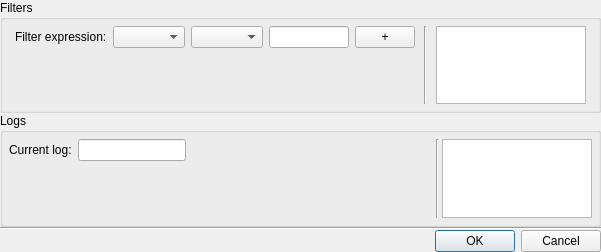
First picture: the form in ui/filtrationwidget.ui, repository snip89/wsnsim-postprocessor, before the edit.
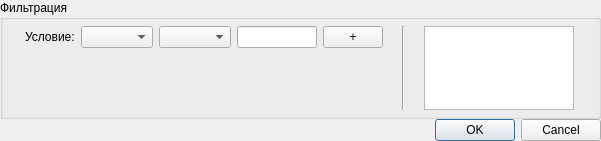
Second picture: the form after the edit.

Diff of the .ui file:
```diff
--- a/ui/filtrationwidget.ui
+++ b/ui/filtrationwidget.ui
@@ -7,7 +7,7 @@
     <x>0</x>
     <y>0</y>
     <width>601</width>
-    <height>252</height>
+    <height>141</height>
    </rect>
   </property>
   <property name="windowTitle">
@@ -20,7 +20,7 @@
    <property name="spacing">
     <number>0</number>
    </property>
-   <item row="3" column="0">
+   <item row="1" column="0">
     <widget class="QDialogButtonBox" name="buttonBox">
      <property name="sizePolicy">
       <sizepolicy hsizetype="Expanding" vsizetype="Fixed">
@@ -41,7 +41,7 @@
      <item row="0" column="0">
       <widget class="QGroupBox" name="filtrationGroupBox">
        <property name="title">
-        <string>Filters</string>
+        <string>Фильтрация</string>
        </property>
        <layout class="QGridLayout" name="gridLayout_8">
         <property name="horizontalSpacing">
@@ -86,7 +86,7 @@
                </sizepolicy>
               </property>
               <property name="text">
-               <string>Filter expression:</string>
+               <string>Условие:</string>
               </property>
              </widget>
             </item>
@@ -167,121 +167,6 @@
      </item>
     </layout>
    </item>
-   <item row="1" column="0">
-    <layout class="QGridLayout" name="gridLayout_11">
-     <item row="0" column="0">
-      <widget class="QGroupBox" name="logsGroupBox">
-       <property name="title">
-        <string>Logs</string>
-       </property>
-       <layout class="QGridLayout" name="gridLayout_16">
-        <property name="horizontalSpacing">
-         <number>3</number>
-        </property>
-        <property name="margin">
-         <number>6</number>
-        </property>
-        <item row="0" column="0">
-         <layout class="QGridLayout" name="gridLayout_14">
-          <item row="0" column="0">
-           <layout class="QGridLayout" name="gridLayout_15">
-            <item row="0" column="0">
-             <widget class="QLabel" name="currentLogLabel">
-              <property name="sizePolicy">
-               <sizepolicy hsizetype="Fixed" vsizetype="Preferred">
-                <horstretch>0</horstretch>
-                <verstretch>0</verstretch>
-               </sizepolicy>
-              </property>
-              <property name="text">
-               <string>Current log:</string>
-              </property>
-             </widget>
-            </item>
-            <item row="0" column="1">
-             <widget class="QLineEdit" name="currentLogLineEdit">
-              <property name="sizePolicy">
-               <sizepolicy hsizetype="Fixed" vsizetype="Fixed">
-                <horstretch>0</horstretch>
-                <verstretch>0</verstretch>
-               </sizepolicy>
-              </property>
-              <property name="readOnly">
-               <bool>true</bool>
-              </property>
-             </widget>
-            </item>
-            <item row="0" column="2">
-             <spacer name="horizontalSpacer">
-              <property name="orientation">
-               <enum>Qt::Horizontal</enum>
-              </property>
-              <property name="sizeHint" stdset="0">
-               <size>
-                <width>40</width>
-                <height>20</height>
-               </size>
-              </property>
-             </spacer>
-            </item>
-           </layout>
-          </item>
-          <item row="1" column="0">
-           <spacer name="verticalSpacer_2">
-            <property name="orientation">
-             <enum>Qt::Vertical</enum>
-            </property>
-            <property name="sizeHint" stdset="0">
-             <size>
-              <width>20</width>
-              <height>40</height>
-             </size>
-            </property>
-           </spacer>
-          </item>
-         </layout>
-        </item>
-        <item row="0" column="1">
-         <widget class="Line" name="line_7">
-          <property name="orientation">
-           <enum>Qt::Vertical</enum>
-          </property>
-         </widget>
-        </item>
-        <item row="0" column="2">
-         <widget class="QListWidget" name="logsListWidget">
-          <property name="sizePolicy">
-           <sizepolicy hsizetype="Fixed" vsizetype="Expanding">
-            <horstretch>0</horstretch>
-            <verstretch>0</verstretch>
-           </sizepolicy>
-          </property>
-          <property name="maximumSize">
-           <size>
-            <width>150</width>
-            <height>16777215</height>
-           </size>
-          </property>
-          <property name="toolTip">
-           <string/>
-          </property>
-         </widget>
-        </item>
-       </layout>
-       <zorder>logsListWidget</zorder>
-       <zorder>line_7</zorder>
-       <zorder></zorder>
-      </widget>
-     </item>
-    </layout>
-   </item>
-   <item row="2" column="0">
-    <widget class="Line" name="line">
-     <property name="orientation">
-      <enum>Qt::Horizontal</enum>
-     </property>
-    </widget>
-   </item>
   </layout>
  </widget>
  <layoutdefault spacing="6" margin="11"/>
```
Left out of the diff: 2 changed lines with no effect on the pictures.
